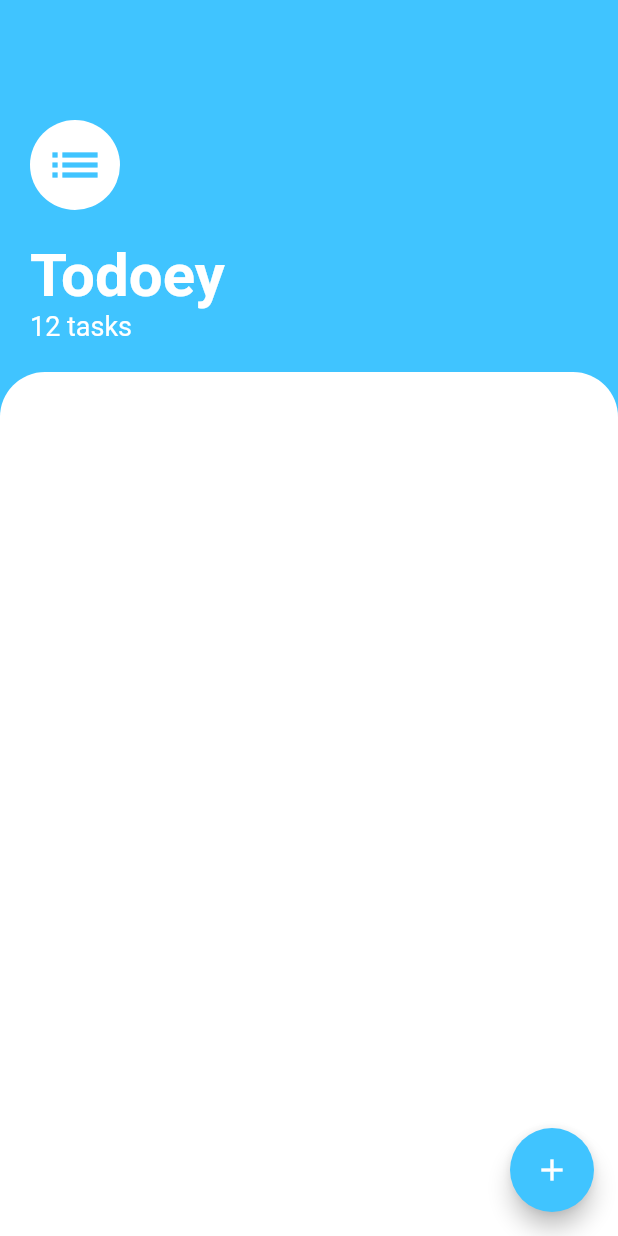
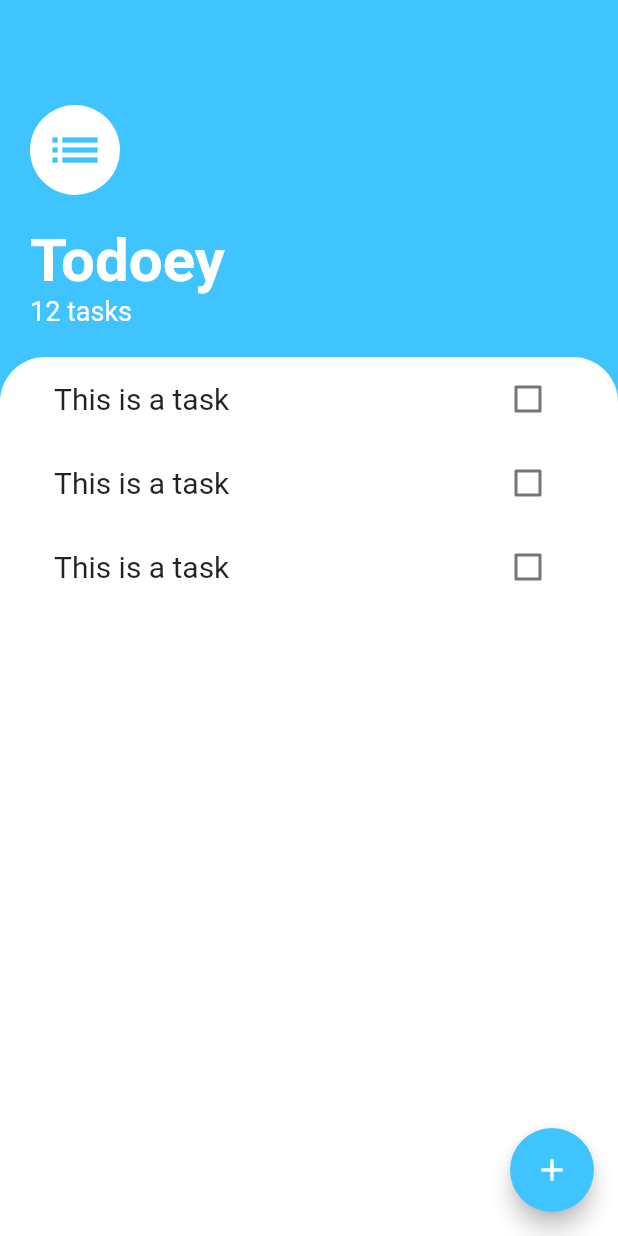
Before and after one commit to amaljoe/todoey_flutter, a Flutter app: the screen it shows after launch, on a phone screen of 412 x 824 dp. Run offline on Flutter 3.47's test engine with Material 2 defaults, Android fonts, the phone set to English and light mode, and no system bars.

Commit message:
Listview Done

```diff
--- /dev/null
+++ b/lib/components/task_tile.dart
@@ -0,0 +1,14 @@
+import 'package:flutter/material.dart';
+
+class TaskTile extends StatelessWidget {
+  @override
+  Widget build(BuildContext context) {
+    return ListTile(
+      title: Text(
+        'This is a task',
+        style: TextStyle(fontSize: 20),
+      ),
+      trailing: Checkbox(value: false, onChanged: (value) {}),
+    );
+  }
+}
--- /dev/null
+++ b/lib/components/tasks_list.dart
@@ -0,0 +1,15 @@
+import 'package:flutter/material.dart';
+import 'package:todoey_flutter/components/task_tile.dart';
+
+class TasksList extends StatelessWidget {
+  @override
+  Widget build(BuildContext context) {
+    return ListView(
+      children: [
+        TaskTile(),
+        TaskTile(),
+        TaskTile(),
+      ],
+    );
+  }
+}
--- a/lib/main.dart
+++ b/lib/main.dart
@@ -1,4 +1,6 @@
 import 'package:flutter/material.dart';
+
+import 'components/tasks_list.dart';
 
 void main() {
   runApp(MyApp());
@@ -16,6 +18,7 @@ class _MyAppState extends State<MyApp> {
       home: Scaffold(
         backgroundColor: Colors.lightBlueAccent,
         floatingActionButton: FloatingActionButton(
+          onPressed: () {},
           child: Icon(Icons.add),
           backgroundColor: Colors.lightBlueAccent,
         ),
@@ -23,7 +26,7 @@ class _MyAppState extends State<MyApp> {
           crossAxisAlignment: CrossAxisAlignment.start,
           children: [
             Container(
-              padding: EdgeInsets.only(top: 80, left: 20),
+              padding: EdgeInsets.only(top: 70, left: 20),
               child: Column(
                 crossAxisAlignment: CrossAxisAlignment.start,
                 children: [
@@ -62,6 +65,7 @@ class _MyAppState extends State<MyApp> {
             ),
             Expanded(
               child: Container(
+                padding: EdgeInsets.symmetric(horizontal: 20),
                 decoration: BoxDecoration(
                   color: Colors.white,
                   borderRadius: BorderRadius.only(
@@ -69,6 +73,7 @@ class _MyAppState extends State<MyApp> {
                     topRight: Radius.circular(30),
                   ),
                 ),
+                child: TasksList(),
               ),
             )
           ],
```
